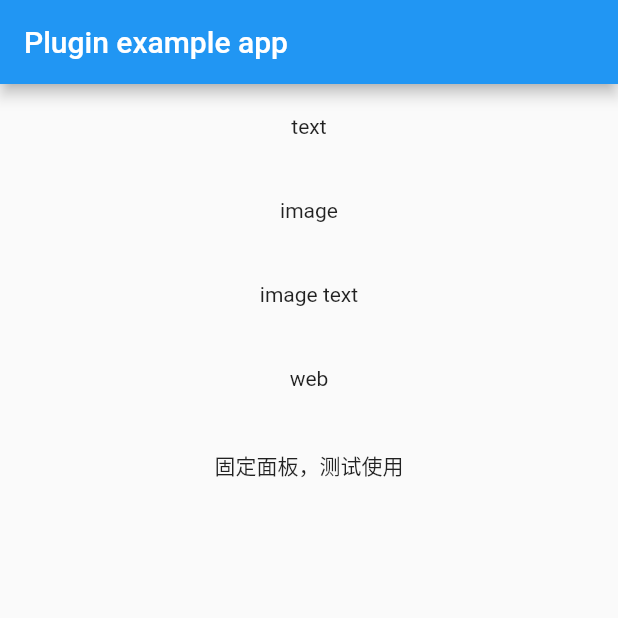
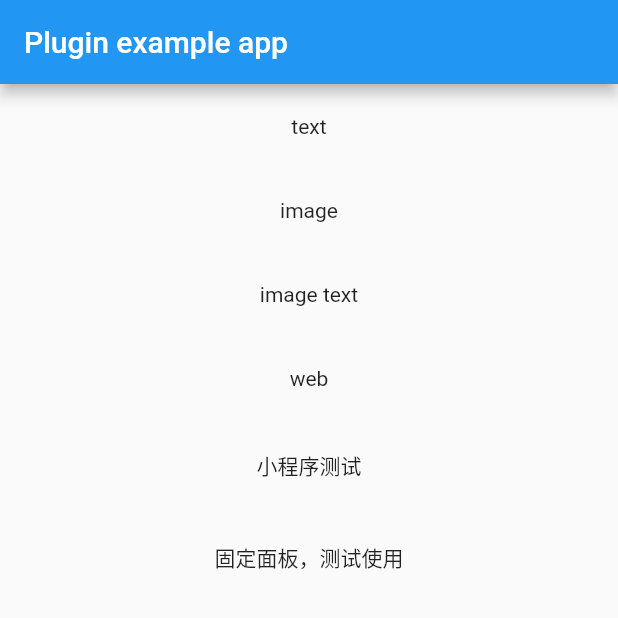
Before and after one commit to 9527001/FlutterUmeng, a Flutter app: the screen it shows after launch, on a phone screen of 412 x 824 dp, the top half of it. Run offline on Flutter 3.47's test engine with Material 2 defaults, Android fonts, the phone set to English and light mode, and no system bars; our stand-ins replace fluttertoast.

Commit message:
iOS增加小程序分享

```diff
--- a/example/lib/main.dart
+++ b/example/lib/main.dart
@@ -142,6 +142,24 @@ class _MyAppState extends State<MyApp> {
                 child: Padding(
                   padding: const EdgeInsets.all(20.0),
                   child: Text(
+                    '小程序测试',
+                  ),
+                ),
+                onTap: () {
+                  FlutterUmeng.share(
+                    share: ShareBean.miniProgram(
+                      platFormType: SharePlatformType.wechat,
+                      title: '小程序标题',
+                      userName: 'gh_fc260d5d7391',
+                      url: 'https://www.baidu.com',
+                    ),
+                  );
+                },
+              ),
+              GestureDetector(
+                child: Padding(
+                  padding: const EdgeInsets.all(20.0),
+                  child: Text(
                     '固定面板，测试使用',
                   ),
                 ),
--- a/lib/share_bean.dart
+++ b/lib/share_bean.dart
@@ -10,47 +10,24 @@ class ShareBean {
   final String webUrl;
   final String appMethod;
 
-  ShareBean(
-      {this.platFormType,
-      this.title,
-      this.content,
-      this.image,
-      this.webUrl,
-      this.appMethod});
+  ShareBean({this.platFormType, this.title, this.content, this.image, this.webUrl, this.appMethod});
 
   factory ShareBean.text({
     @required SharePlatformType platFormType,
     @required String text,
   }) {
-    return ShareBean(
-        platFormType: platFormType,
-        content: text,
-        appMethod: UmAppMethod.share_text);
+    return ShareBean(platFormType: platFormType, content: text, appMethod: UmAppMethod.share_text);
   }
 
-  factory ShareBean.web(
-      {@required SharePlatformType platFormType,
-      @required String title,
-      @required String content,
-      @required String image,
-      @required String url}) {
-    return ShareBean(
-        platFormType: platFormType,
-        title: title,
-        content: content,
-        image: image,
-        webUrl: url,
-        appMethod: UmAppMethod.share_web_view);
+  factory ShareBean.web({@required SharePlatformType platFormType, @required String title, @required String content, @required String image, @required String url}) {
+    return ShareBean(platFormType: platFormType, title: title, content: content, image: image, webUrl: url, appMethod: UmAppMethod.share_web_view);
   }
 
   factory ShareBean.image({
     @required SharePlatformType platFormType,
     @required String image,
   }) {
-    return ShareBean(
-        platFormType: platFormType,
-        image: image,
-        appMethod: UmAppMethod.share_image);
+    return ShareBean(platFormType: platFormType, image: image, appMethod: UmAppMethod.share_image);
   }
 
   factory ShareBean.imageText({
@@ -59,33 +36,49 @@ class ShareBean {
     @required String text,
   }) {
     return ShareBean(
-        platFormType: platFormType,
-        image: image,
-        content: text,
-        appMethod: UmAppMethod.share_image_text);
+      platFormType: platFormType,
+      image: image,
+      content: text,
+      appMethod: UmAppMethod.share_image_text,
+    );
   }
+
+  factory ShareBean.miniProgram({
+    @required SharePlatformType platFormType,
+    @required String userName,
+    @required String title,
+    @required String url,
+  }) {
+    return ShareBean(
+      platFormType: platFormType,
+      title: title,
+      content: userName,
+      webUrl: url,
+      appMethod: UmAppMethod.share_mini_program,
+    );
+  }
+
   factory ShareBean.board({
     @required String text,
   }) {
     return ShareBean(
-        content: text,
-        appMethod: UmAppMethod.share_with_board);
+      content: text,
+      appMethod: UmAppMethod.share_with_board,
+    );
   }
 }
 
-
-
 /*分享结果 0 失败  1 取消 2 成功*/
 enum ShareResultCode {
-  unknown ,
-  failed ,
+  unknown,
+  failed,
   cancel,
   success,
 }
 
 /*分享平台*/
 enum SharePlatformType {
-  wechat , //微信好友
+  wechat, //微信好友
   wechat_circle, //微信朋友圈
   qq,
   qq_zone,
--- a/lib/um_config.dart
+++ b/lib/um_config.dart
@@ -22,6 +22,7 @@ class UmAppMethod {
   static const String share_image = 'shareImage';
   static const String share_image_text = 'shareImageText';
   static const String share_web_view = 'shareWebView';
+  static const String share_mini_program = 'shareMiniProgram';
   static const String share_with_board = "shareWithBoard";
 
 
```
Also changed, not shown: pubspec.lock, 7 other files.
